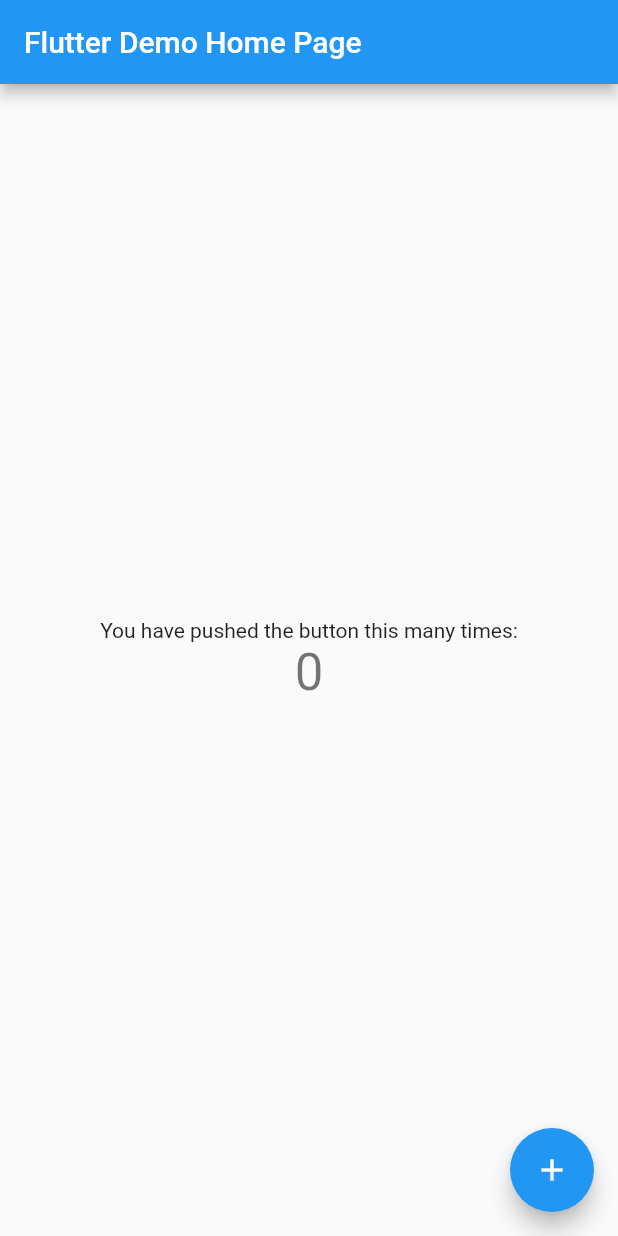
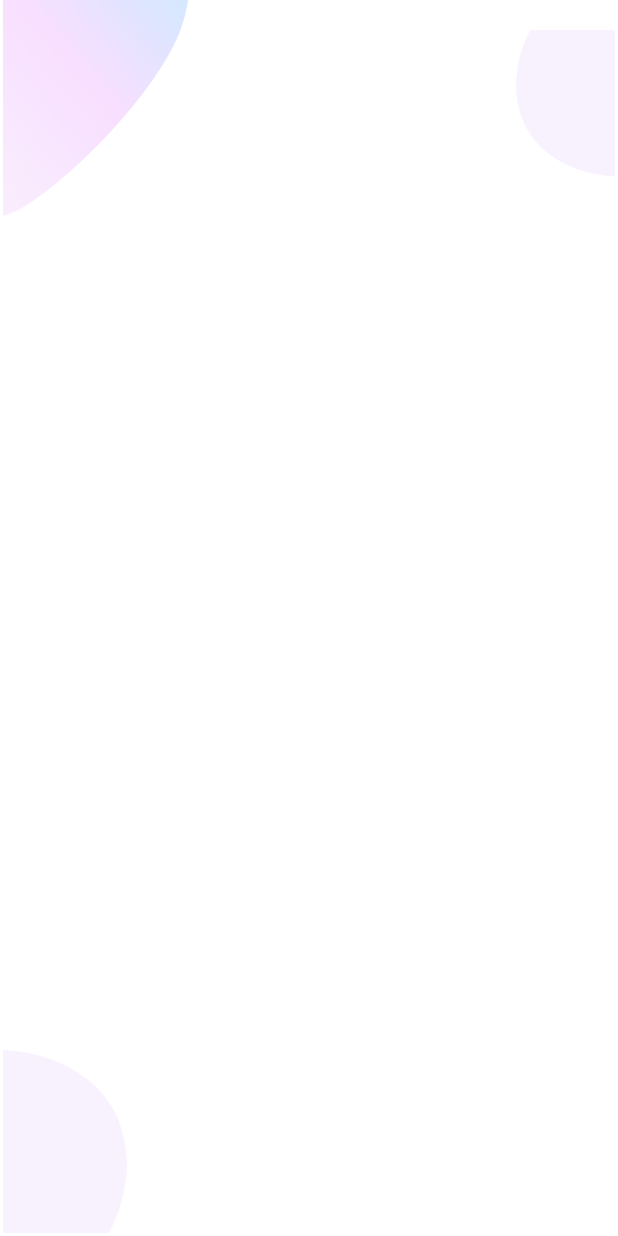
Before and after one commit to Ajiharan/ctse_flutter_project, a Flutter app: the screen it shows after launch, on a phone screen of 412 x 824 dp. Run offline on Flutter 3.47's test engine with Material 2 defaults, Android fonts, the phone set to English and light mode, and no system bars.

Commit message:
start project

```diff
--- /dev/null
+++ b/lib/Home/Background.dart
@@ -0,0 +1,51 @@
+import 'package:flutter/material.dart';
+
+class Background extends StatelessWidget {
+  final Widget child;
+  const Background({
+    Key? key,
+    required this.child,
+  }) : super(key: key);
+
+  @override
+  Widget build(BuildContext context) {
+    Size size = MediaQuery.of(context).size;
+    return Container(
+      height: size.height,
+      width: double.infinity,
+      child: Stack(
+        alignment: Alignment.center,
+        children: <Widget>[
+          Positioned(
+            top: 0,
+            left: 2,
+            child: Image.asset(
+              "images/main_top.png",
+              width: size.width * 0.3,
+            ),
+          ),
+          Positioned(
+            bottom: 2,
+            left: 2,
+            child: Image.asset(
+              "images/main_bottom.png",
+              width: size.width * 0.2,
+            ),
+          ),
+          Positioned(
+            top: 20,
+            right: 2,
+            child: RotatedBox(
+              quarterTurns: 6,
+              child: Image.asset(
+                "images/main_bottom.png",
+                width: size.width * 0.16,
+              ),
+            ),
+          ),
+          child,
+        ],
+      ),
+    );
+  }
+}
--- /dev/null
+++ b/lib/Home/BodyContainer.dart
@@ -0,0 +1,11 @@
+import 'package:ctse/Home/Background.dart';
+import 'package:flutter/material.dart';
+
+class BodyContainer extends StatelessWidget {
+  const BodyContainer({Key? key}) : super(key: key);
+
+  @override
+  Widget build(BuildContext context) {
+    return Background(child: Container());
+  }
+}
--- /dev/null
+++ b/lib/Home/HomeScreen.dart
@@ -0,0 +1,13 @@
+import 'package:ctse/Home/BodyContainer.dart';
+import 'package:flutter/material.dart';
+
+class HomeScreen extends StatelessWidget {
+  const HomeScreen({Key? key}) : super(key: key);
+
+  @override
+  Widget build(BuildContext context) {
+    return Scaffold(
+      body: BodyContainer(),
+    );
+  }
+}
--- /dev/null
+++ b/lib/colorConstraint.dart
@@ -0,0 +1,4 @@
+import 'package:flutter/material.dart';
+
+const PrimaryColor = Color.fromRGBO(255, 118, 118, 1);
+const PrimaryLightColor = Color.fromRGBO(255, 166, 166, 0.7);
--- a/lib/main.dart
+++ b/lib/main.dart
@@ -1,3 +1,5 @@
+import 'package:ctse/Home/HomeScreen.dart';
+import 'package:ctse/colorConstraint.dart';
 import 'package:flutter/material.dart';
 
 void main() {
@@ -5,109 +7,15 @@ void main() {
 }
 
 class MyApp extends StatelessWidget {
-  // This widget is the root of your application.
+  const MyApp({Key? key}) : super(key: key);
+
   @override
   Widget build(BuildContext context) {
     return MaterialApp(
-      title: 'Flutter Demo',
+      title: 'Ctse-assignment',
       theme: ThemeData(
-        // This is the theme of your application.
-        //
-        // Try running your application with "flutter run". You'll see the
-        // application has a blue toolbar. Then, without quitting the app, try
-        // changing the primarySwatch below to Colors.green and then invoke
-        // "hot reload" (press "r" in the console where you ran "flutter run",
-        // or simply save your changes to "hot reload" in a Flutter IDE).
-        // Notice that the counter didn't reset back to zero; the application
-        // is not restarted.
-        primarySwatch: Colors.blue,
-      ),
-      home: MyHomePage(title: 'Flutter Demo Home Page'),
+          primaryColor: PrimaryColor, scaffoldBackgroundColor: Colors.white),
+      home: HomeScreen(),
     );
   }
 }
-
-class MyHomePage extends StatefulWidget {
-  MyHomePage({Key? key, required this.title}) : super(key: key);
-
-  // This widget is the home page of your application. It is stateful, meaning
-  // that it has a State object (defined below) that contains fields that affect
-  // how it looks.
-
-  // This class is the configuration for the state. It holds the values (in this
-  // case the title) provided by the parent (in this case the App widget) and
-  // used by the build method of the State. Fields in a Widget subclass are
-  // always marked "final".
-
-  final String title;
-
-  @override
-  _MyHomePageState createState() => _MyHomePageState();
-}
-
-class _MyHomePageState extends State<MyHomePage> {
-  int _counter = 0;
-
-  void _incrementCounter() {
-    setState(() {
-      // This call to setState tells the Flutter framework that something has
-      // changed in this State, which causes it to rerun the build method below
-      // so that the display can reflect the updated values. If we changed
-      // _counter without calling setState(), then the build method would not be
-      // called again, and so nothing would appear to happen.
-      _counter++;
-    });
-  }
-
-  @override
-  Widget build(BuildContext context) {
-    // This method is rerun every time setState is called, for instance as done
-    // by the _incrementCounter method above.
-    //
-    // The Flutter framework has been optimized to make rerunning build methods
-    // fast, so that you can just rebuild anything that needs updating rather
-    // than having to individually change instances of widgets.
-    return Scaffold(
-      appBar: AppBar(
-        // Here we take the value from the MyHomePage object that was created by
-        // the App.build method, and use it to set our appbar title.
-        title: Text(widget.title),
-      ),
-      body: Center(
-        // Center is a layout widget. It takes a single child and positions it
-        // in the middle of the parent.
-        child: Column(
-          // Column is also a layout widget. It takes a list of children and
-          // arranges them vertically. By default, it sizes itself to fit its
-          // children horizontally, and tries to be as tall as its parent.
-          //
-          // Invoke "debug painting" (press "p" in the console, choose the
-          // "Toggle Debug Paint" action from the Flutter Inspector in Android
-          // Studio, or the "Toggle Debug Paint" command in Visual Studio Code)
-          // to see the wireframe for each widget.
-          //
-          // Column has various properties to control how it sizes itself and
-          // how it positions its children. Here we use mainAxisAlignment to
-          // center the children vertically; the main axis here is the vertical
-          // axis because Columns are vertical (the cross axis would be
-          // horizontal).
-          mainAxisAlignment: MainAxisAlignment.center,
-          children: <Widget>[
-            Text(
-              'You have pushed the button this many times:',
-            ),
-            Text(
-              '$_counter',
-              style: Theme.of(context).textTheme.headline4,
-            ),
-          ],
-        ),
-      ),
-      floatingActionButton: FloatingActionButton(
-        onPressed: _incrementCounter,
-        tooltip: 'Increment',
-        child: Icon(Icons.add),
-      ), // This trailing comma makes auto-formatting nicer for build methods.
-    );
-  }
-}
```
Also changed, not shown: pubspec.yaml (+7 -3 lines), images/facebook.svg (added), images/google-plus.svg (added), images/im4.svg (added), images/login_bottom.png (added), images/main_bottom.png (added), images/main_top.png (added), images/sig1.svg (added), images/signup_top.png (added), images/twitter.svg (added), images/u1.svg (added), images/u2.svg (added), pubspec.lock, 3 other files.
